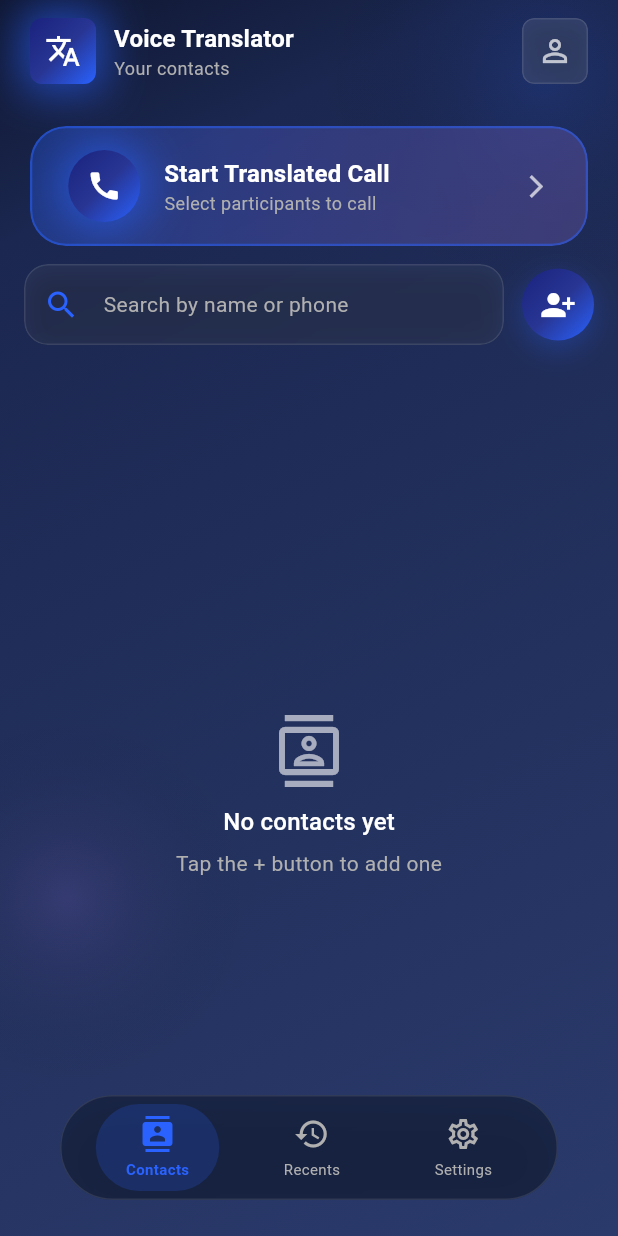
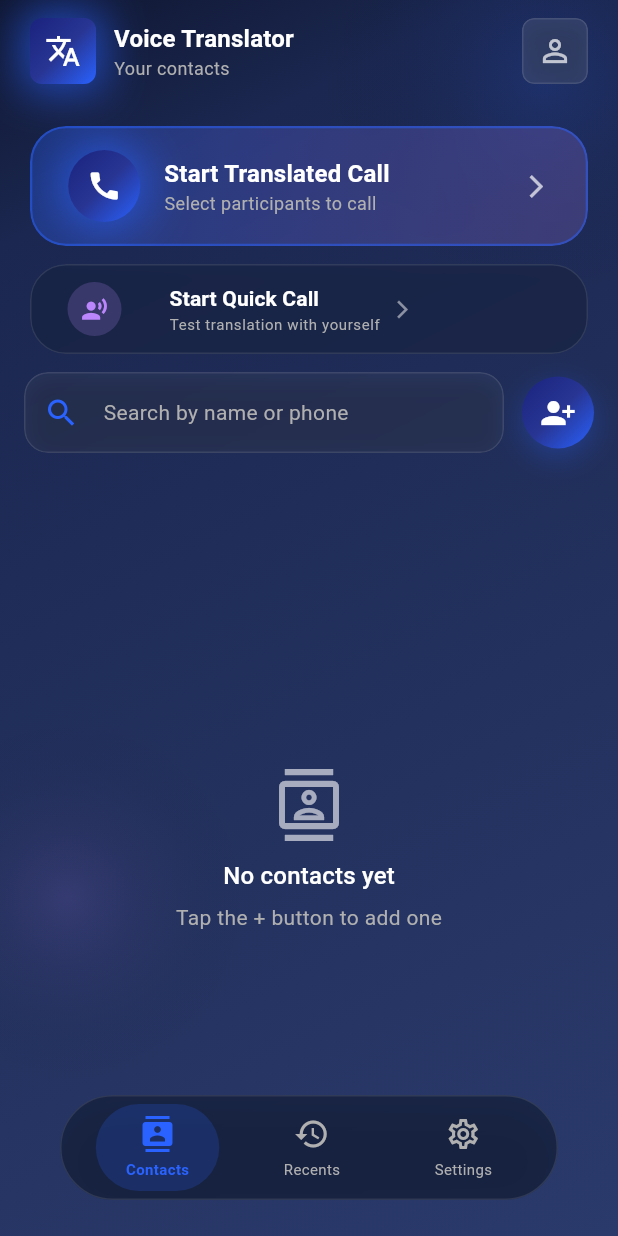
Before and after one commit to amir3x0/Real-Time-Call-Translator, a Flutter app: the HomeScreen screen opened by its route, on a phone screen of 412 x 824 dp. Run offline on Flutter 3.47's test engine with Material 3 defaults, Android fonts, the phone set to English and light mode, and no system bars; drawn by our look-alikes of flutter_animate; our stand-ins replace avatar_glow, just_audio, shared_preferences, shimmer; missing offline and left inert: record; accounts and stored records are empty; network calls fail.

Commit message:
Voice integration and testing

```diff
--- a/mobile/lib/config/app_config.dart
+++ b/mobile/lib/config/app_config.dart
@@ -8,8 +8,8 @@ class AppConfig {
   // TODO: Change this based on your device:
   // - Emulator: 'http://10.0.2.2:8000'
   // - Physical phone: 'http://192.168.1.184:8000' (your computer's IP)
-  static const String baseUrl = 'http://127.0.0.1:8000';
-  static const String wsUrl = 'ws://127.0.0.1:8000';
+  static const String baseUrl = 'http://localhost:8000';
+  static const String wsUrl = 'ws://localhost:8000';
 
   // API Endpoints
   static const String healthEndpoint = '/health';
--- a/mobile/lib/config/app_theme.dart
+++ b/mobile/lib/config/app_theme.dart
@@ -147,6 +147,13 @@ class AppTheme {
     color: lightText,
   );
 
+  static const TextStyle titleSmall = TextStyle(
+    fontSize: 14,
+    fontWeight: FontWeight.w500,
+    letterSpacing: 0.1,
+    color: lightText,
+  );
+
   static const TextStyle bodyLarge = TextStyle(
     fontSize: 16,
     fontWeight: FontWeight.w400,
@@ -158,6 +165,13 @@ class AppTheme {
     fontSize: 14,
     fontWeight: FontWeight.w400,
     letterSpacing: 0.25,
+    color: secondaryText,
+  );
+
+  static const TextStyle bodySmall = TextStyle(
+    fontSize: 12,
+    fontWeight: FontWeight.w400,
+    letterSpacing: 0.4,
     color: secondaryText,
   );
 
@@ -293,8 +307,10 @@ class AppTheme {
       headlineMedium: headlineMedium,
       titleLarge: titleLarge,
       titleMedium: titleMedium,
+      titleSmall: titleSmall,
       bodyLarge: bodyLarge,
       bodyMedium: bodyMedium,
+      bodySmall: bodySmall,
       labelLarge: labelLarge,
     ),
   );
--- a/mobile/lib/data/websocket/websocket_service.dart
+++ b/mobile/lib/data/websocket/websocket_service.dart
@@ -65,6 +65,7 @@ class WSMessage {
       case 'call_ended':
         return WSMessageType.callEnded;
       case 'transcript':
+      case 'translation': // Handle translation messages as transcripts
         return WSMessageType.transcript;
       case 'error':
         return WSMessageType.error;
--- a/mobile/lib/providers/call_provider.dart
+++ b/mobile/lib/providers/call_provider.dart
@@ -12,7 +12,12 @@ import '../models/participant.dart';
 
 class CallProvider with ChangeNotifier {
   static const List<String> _languagePool = ['he', 'en', 'ru'];
-  static const List<String> _connectionQualities = ['excellent', 'good', 'fair', 'poor'];
+  static const List<String> _connectionQualities = [
+    'excellent',
+    'good',
+    'fair',
+    'poor'
+  ];
   static const List<String> _mockNames = [
     'Daniel',
     'Emma',
@@ -41,7 +46,8 @@ class CallProvider with ChangeNotifier {
   CallStatus get status => _status;
   List<CallParticipant> get participants => List.unmodifiable(_participants);
   String get liveTranscription => _liveTranscription;
-  List<LiveCaptionData> get captionBubbles => List.unmodifiable(_captionBubbles);
+  List<LiveCaptionData> get captionBubbles =>
+      List.unmodifiable(_captionBubbles);
   String? get activeSpeakerId => _activeSpeakerId;
 
   @visibleForTesting
@@ -126,7 +132,9 @@ class CallProvider with ChangeNotifier {
     final parts = resp['participants'] as List<dynamic>;
 
     // Map participants
-    _participants = parts.map((p) => CallParticipant.fromJson(Map<String, dynamic>.from(p))).toList();
+    _participants = parts
+        .map((p) => CallParticipant.fromJson(Map<String, dynamic>.from(p)))
+        .toList();
     _status = CallStatus.active;
     _activeSessionId = sessionId;
 
@@ -160,7 +168,8 @@ class CallProvider with ChangeNotifier {
     if (_status != CallStatus.active) return false;
     if (_participants.length >= 6) return false; // keep grid readable
 
-    final speakingLanguage = _languagePool[_random.nextInt(_languagePool.length)];
+    final speakingLanguage =
+        _languagePool[_random.nextInt(_languagePool.length)];
     String targetLanguage = speakingLanguage;
     while (targetLanguage == speakingLanguage) {
       targetLanguage = _languagePool[_random.nextInt(_languagePool.length)];
@@ -176,7 +185,8 @@ class CallProvider with ChangeNotifier {
       joinedAt: DateTime.now(),
       createdAt: DateTime.now(),
       isConnected: true,
-      connectionQuality: _connectionQualities[_random.nextInt(_connectionQualities.length)],
+      connectionQuality:
+          _connectionQualities[_random.nextInt(_connectionQualities.length)],
       isMuted: _random.nextBool(),
       displayName: displayName,
     );
@@ -192,12 +202,18 @@ class CallProvider with ChangeNotifier {
     // Handle different message types
     switch (message.type) {
       case WSMessageType.transcript:
-        final text = message.data?['text'] as String? ?? '';
+        final text = message.data?['transcript'] as String? ?? '';
+        final translation = message.data?['translation'] as String? ?? '';
         final speakerId = message.data?['speaker_id'] as String? ??
             _participants[_random.nextInt(_participants.length)].id;
+
         _liveTranscription = text;
+        if (translation.isNotEmpty) {
+          _liveTranscription = "$text\n($translation)";
+        }
+
         _setActiveSpeaker(speakerId);
-        _addCaptionBubble(speakerId, text);
+        _addCaptionBubble(speakerId, _liveTranscription);
         break;
       case WSMessageType.participantJoined:
         // Handle participant joined
--- a/mobile/lib/screens/home/home_screen.dart
+++ b/mobile/lib/screens/home/home_screen.dart
@@ -4,6 +4,8 @@ import 'package:flutter_animate/flutter_animate.dart';
 import '../contacts/contacts_screen.dart';
 import '../settings/settings_screen.dart';
 import '../../config/app_theme.dart';
+
+import '../../data/api/api_service.dart';
 
 class HomeScreen extends StatefulWidget {
   const HomeScreen({super.key});
@@ -135,7 +137,14 @@ class _HomeScreenState extends State<HomeScreen>
                   _buildStartCallButton()
                       .animate()
                       .fadeIn(delay: 200.ms, duration: 400.ms)
-                    .scale(begin: const Offset(0.95, 0.95), end: const Offset(1, 1)),
+                      .scale(
+                          begin: const Offset(0.95, 0.95),
+                          end: const Offset(1, 1)),
+                  const SizedBox(height: 12),
+                  _buildQuickCallButton()
+                      .animate()
+                      .fadeIn(delay: 300.ms, duration: 400.ms)
+                      .slideX(begin: 0.1, end: 0),
                 ],
 
                 // Body Content
@@ -175,7 +184,8 @@ class _HomeScreenState extends State<HomeScreen>
             decoration: BoxDecoration(
               gradient: AppTheme.primaryGradient,
               borderRadius: AppTheme.borderRadiusSmall,
-              boxShadow: AppTheme.glowShadow(AppTheme.primaryElectricBlue.withValues(alpha: 0.3)),
+              boxShadow: AppTheme.glowShadow(
+                  AppTheme.primaryElectricBlue.withValues(alpha: 0.3)),
             ),
             child: const Icon(
               Icons.translate,
@@ -190,7 +200,8 @@ class _HomeScreenState extends State<HomeScreen>
               children: [
                 Text(
                   'Voice Translator',
-                  style: AppTheme.titleMedium.copyWith(fontWeight: FontWeight.w600),
+                  style: AppTheme.titleMedium
+                      .copyWith(fontWeight: FontWeight.w600),
                 ),
                 Text(
                   _getSubtitle(),
@@ -282,7 +293,8 @@ class _HomeScreenState extends State<HomeScreen>
                         decoration: BoxDecoration(
                           gradient: AppTheme.primaryGradient,
                           shape: BoxShape.circle,
-                          boxShadow: AppTheme.glowShadow(AppTheme.primaryElectricBlue),
+                          boxShadow:
+                              AppTheme.glowShadow(AppTheme.primaryElectricBlue),
                         ),
                         child: const Icon(
                           Icons.call,
@@ -326,6 +338,121 @@ class _HomeScreenState extends State<HomeScreen>
         ),
       ),
     );
+  }
+
+  Widget _buildQuickCallButton() {
+    return Padding(
+      padding: const EdgeInsets.symmetric(horizontal: 20),
+      child: ClipRRect(
+        borderRadius: AppTheme.borderRadiusLarge,
+        child: BackdropFilter(
+          filter: ImageFilter.blur(sigmaX: 10, sigmaY: 10),
+          child: Container(
+            height: 60,
+            decoration: BoxDecoration(
+              color: AppTheme.darkCard.withValues(alpha: 0.6),
+              borderRadius: AppTheme.borderRadiusLarge,
+              border: Border.all(
+                color: Colors.white.withValues(alpha: 0.1),
+                width: 1,
+              ),
+            ),
+            child: Material(
+              color: Colors.transparent,
+              child: InkWell(
+                borderRadius: AppTheme.borderRadiusLarge,
+                onTap: _handleQuickCall,
+                child: Padding(
+                  padding: const EdgeInsets.symmetric(horizontal: 24),
+                  child: Row(
+                    children: [
+                      Container(
+                        width: 36,
+                        height: 36,
+                        decoration: BoxDecoration(
+                          color:
+                              AppTheme.secondaryPurple.withValues(alpha: 0.2),
+                          shape: BoxShape.circle,
+                        ),
+                        child: const Icon(
+                          Icons.record_voice_over,
+                          color: AppTheme.secondaryPurple,
+                          size: 18,
+                        ),
+                      ),
+                      const SizedBox(width: 16),
+                      const SizedBox(width: 16),
+                      Flexible(
+                        child: Column(
+                          mainAxisAlignment: MainAxisAlignment.center,
+                          crossAxisAlignment: CrossAxisAlignment.start,
+                          children: [
+                            Text(
+                              'Start Quick Call',
+                              style: AppTheme.titleSmall.copyWith(
+                                fontWeight: FontWeight.w600,
+                              ),
+                              overflow: TextOverflow.ellipsis,
+                            ),
+                            Text(
+                              'Test translation with yourself',
+                              style: AppTheme.bodySmall.copyWith(
+                                color: AppTheme.secondaryText,
+                                fontSize: 10,
+                              ),
+                              overflow: TextOverflow.ellipsis,
+                            ),
+                          ],
+                        ),
+                      ),
+                      const SizedBox(width: 8),
+                      Icon(
+                        Icons.arrow_forward_ios,
+                        color: Colors.white.withValues(alpha: 0.5),
+                        size: 14,
+                      ),
+                    ],
+                  ),
+                ),
+              ),
+            ),
+          ),
+        ),
+      ),
+    );
+  }
+
+  Future<void> _handleQuickCall() async {
+    try {
+      final apiService = ApiService(); // Simple instantiation
+      final result = await apiService.initiateQuickCall();
+
+      if (!mounted) return;
+
+      // Navigate to call screen using the returned call/session ID
+      // Assuming result contains session_id
+      final sessionId = result['session_id'];
+      if (sessionId != null) {
+        Navigator.pushNamed(context, '/call/active', arguments: sessionId);
+      }
+    } catch (e) {
+      if (mounted) {
+        showDialog(
+          context: context,
+          builder: (ctx) => AlertDialog(
+            title: const Text('Connection Error'),
+            content: Text(
+                'Failed to start call.\n\nError: $e\n\nEnsure backend is running on localhost:8000.'),
+            actions: [
+              TextButton(
+                onPressed: () => Navigator.pop(ctx),
+                child: const Text('OK'),
+              )
+            ],
+          ),
+        );
+      }
+    }
   }
 
   Widget _buildBody() {
@@ -406,9 +533,12 @@ class _HomeScreenState extends State<HomeScreen>
           child: Row(
             mainAxisAlignment: MainAxisAlignment.spaceEvenly,
             children: [
-              _buildNavItem(0, Icons.contacts_outlined, Icons.contacts, 'Contacts'),
-              _buildNavItem(1, Icons.history_outlined, Icons.history, 'Recents'),
-              _buildNavItem(2, Icons.settings_outlined, Icons.settings, 'Settings'),
+              _buildNavItem(
+                  0, Icons.contacts_outlined, Icons.contacts, 'Contacts'),
+              _buildNavItem(
+                  1, Icons.history_outlined, Icons.history, 'Recents'),
+              _buildNavItem(
+                  2, Icons.settings_outlined, Icons.settings, 'Settings'),
             ],
           ),
         ),
@@ -416,7 +546,8 @@ class _HomeScreenState extends State<HomeScreen>
     );
   }
 
-  Widget _buildNavItem(int index, IconData icon, IconData activeIcon, String label) {
+  Widget _buildNavItem(
+      int index, IconData icon, IconData activeIcon, String label) {
     final isActive = _currentIndex == index;
     return GestureDetector(
       onTap: () => setState(() => _currentIndex = index),
@@ -435,14 +566,18 @@ class _HomeScreenState extends State<HomeScreen>
           children: [
             Icon(
               isActive ? activeIcon : icon,
-              color: isActive ? AppTheme.primaryElectricBlue : AppTheme.secondaryText,
+              color: isActive
+                  ? AppTheme.primaryElectricBlue
+                  : AppTheme.secondaryText,
               size: 24,
             ),
             const SizedBox(height: 4),
             Text(
               label,
               style: TextStyle(
-                color: isActive ? AppTheme.primaryElectricBlue : AppTheme.secondaryText,
+                color: isActive
+                    ? AppTheme.primaryElectricBlue
+                    : AppTheme.secondaryText,
                 fontSize: 10,
                 fontWeight: isActive ? FontWeight.w600 : FontWeight.normal,
               ),
```
Also changed, not shown: mobile/lib/data/api/api_service.dart (+21 -6 lines), mobile/lib/screens/call/active_call_screen.dart (+11 -4 lines), 8 other files. Lines whose indentation alone changed are shown as unchanged.
